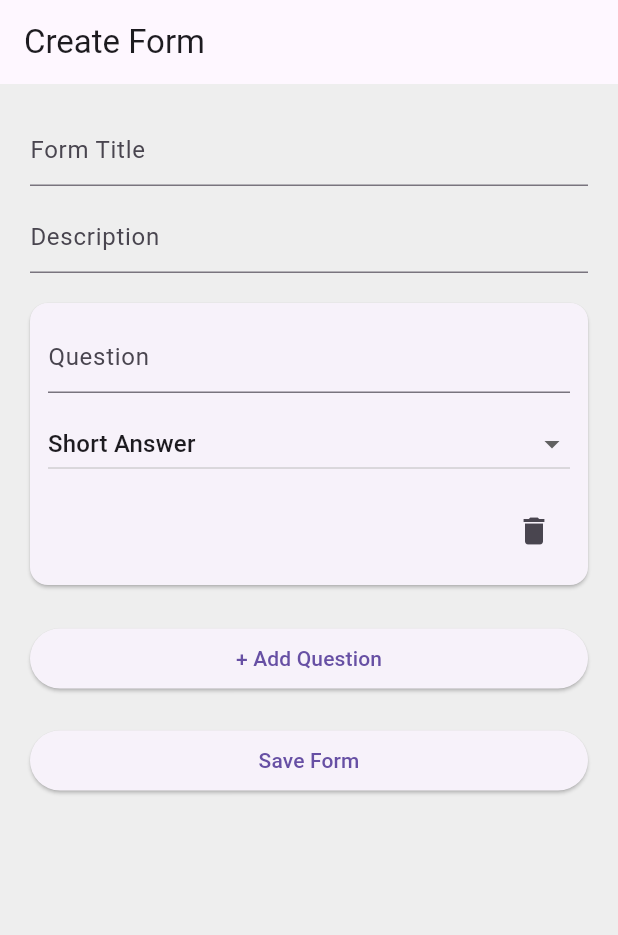
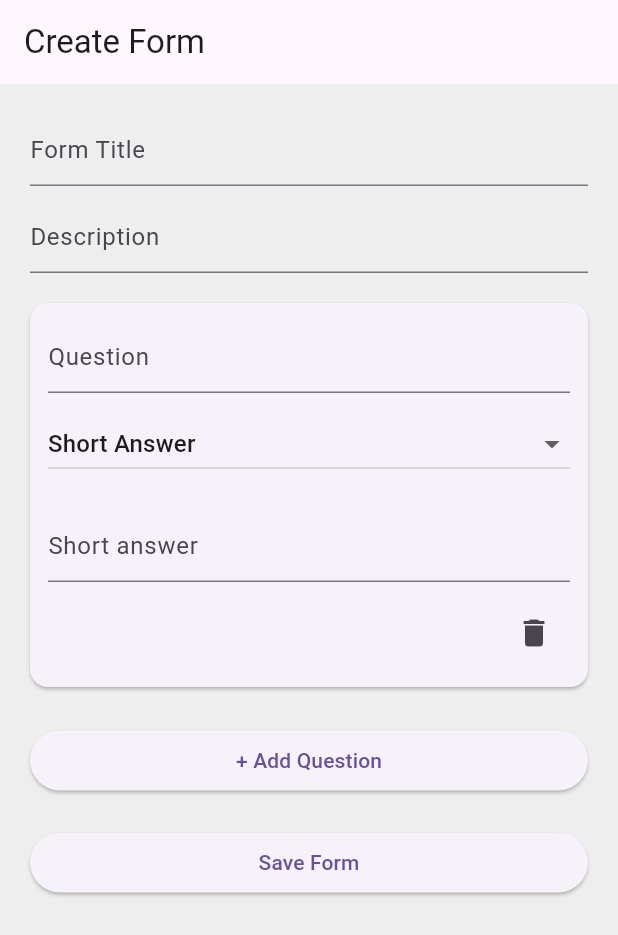
Before and after one commit to Yuviiii25/form_builder_app, a Flutter app: the screen it shows after launch, after a tap on "+ Add Question", on a phone screen of 412 x 824 dp. Shown: the top 935 px of the screen. Run offline on Flutter 3.47's test engine with Material 3 defaults, Android fonts, the light colour scheme and no system bars; our stand-ins replace firebase_core; accounts and stored records are empty.

Commit message:
updated answer options

```diff
--- a/lib/form_UI.dart
+++ b/lib/form_UI.dart
@@ -24,6 +24,56 @@ class _FormBuilderScreenState extends State<FormBuilderScreen> {
         "options": [],
       });
     });
+  }
+
+
+
+  // Preview builder based on type
+  Widget buildPreview(Map<String, dynamic> q) {
+    switch (q["type"]) {
+      case "short":
+        return const TextField(
+          decoration: InputDecoration(hintText: "Short answer"),
+        );
+
+      case "long":
+        return const TextField(
+          maxLines: 3,
+          decoration: InputDecoration(hintText: "Long answer"),
+        );
+
+      case "number":
+        return const TextField(
+          keyboardType: TextInputType.number,
+          decoration: InputDecoration(hintText: "Numeric answer"),
+        );
+
+      case "single":
+        return Column(
+          children: q["options"].map<Widget>((o) {
+            return RadioListTile(
+              value: o,
+              groupValue: null,
+              onChanged: null,
+              title: Text(o),
+            );
+          }).toList(),
+        );
+
+      case "multiple":
+        return Column(
+          children: q["options"].map<Widget>((o) {
+            return CheckboxListTile(
+              value: false,
+              onChanged: null,
+              title: Text(o),
+            );
+          }).toList(),
+        );
+
+      default:
+        return const SizedBox();
+    }
   }
 
 
@@ -102,9 +152,69 @@ class _FormBuilderScreenState extends State<FormBuilderScreen> {
                           onChanged: (value) {
                             setState(() {
                               q["type"] = value;
+                              if (value == "single" || value == "multiple") {
+                                if (q["options"].isEmpty) {
+                                  q["options"].add("Option 1");
+                                }
+                              }
                             });
                           },
                         ),
+
+                        const SizedBox(height: 10),
+
+                        // Option editor
+                        if (q["type"] == "single" || q["type"] == "multiple")
+                          Column(
+                            children: [
+
+                              ...q["options"].asMap().entries.map<Widget>((opt) {
+                                int optIndex = opt.key;
+                                String optionText = opt.value;
+
+                                return Row(
+                                  children: [
+                                    Expanded(
+                                      child: TextField(
+                                        controller: TextEditingController(text: optionText),
+                                        onChanged: (val) {
+                                          q["options"][optIndex] = val;
+                                        },
+                                        decoration: const InputDecoration(
+                                          hintText: "Option",
+                                        ),
+                                      ),
+                                    ),
+                                    IconButton(
+                                      icon: const Icon(Icons.close),
+                                      onPressed: () {
+                                        setState(() {
+                                          q["options"].removeAt(optIndex);
+                                        });
+                                      },
+                                    )
+                                  ],
+                                );
+                              }),
+
+                              Align(
+                                alignment: Alignment.centerLeft,
+                                child: TextButton(
+                                  onPressed: () {
+                                    setState(() {
+                                      q["options"].add("New Option");
+                                    });
+                                  },
+                                  child: const Text("+ Add Option"),
+                                ),
+                              )
+                            ],
+                          ),
+
+                        const SizedBox(height: 10),
+
+                        // Preview
+                        buildPreview(q),
 
                         const SizedBox(height: 10),
 
```
